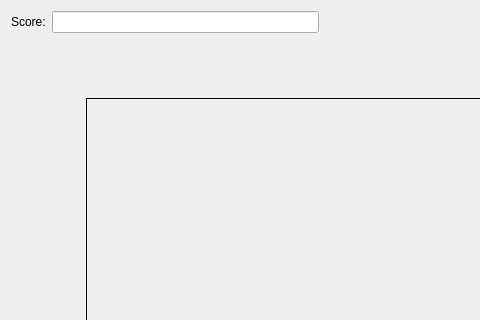
Qt form code/wgt_pages/page_field.ui (fostfox/snake_game) before a commit; both pictures show x 0 to 480 and y 0 to 320 of the 683 by 456 pixel window.
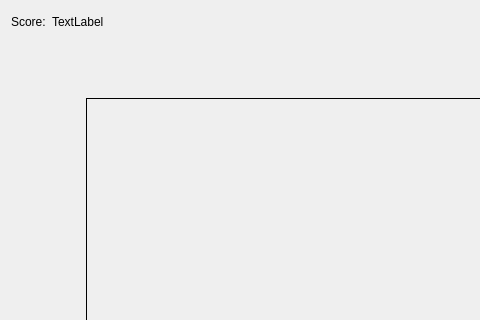
The same form after that commit.

What changed in the file:
```diff
--- a/code/wgt_pages/page_field.ui
+++ b/code/wgt_pages/page_field.ui
@@ -24,7 +24,11 @@
       </widget>
      </item>
      <item>
-      <widget class="QLineEdit" name="line_score"/>
+      <widget class="QLabel" name="score">
+       <property name="text">
+        <string>TextLabel</string>
+       </property>
+      </widget>
      </item>
      <item>
       <spacer name="horizontalSpacer">
```
